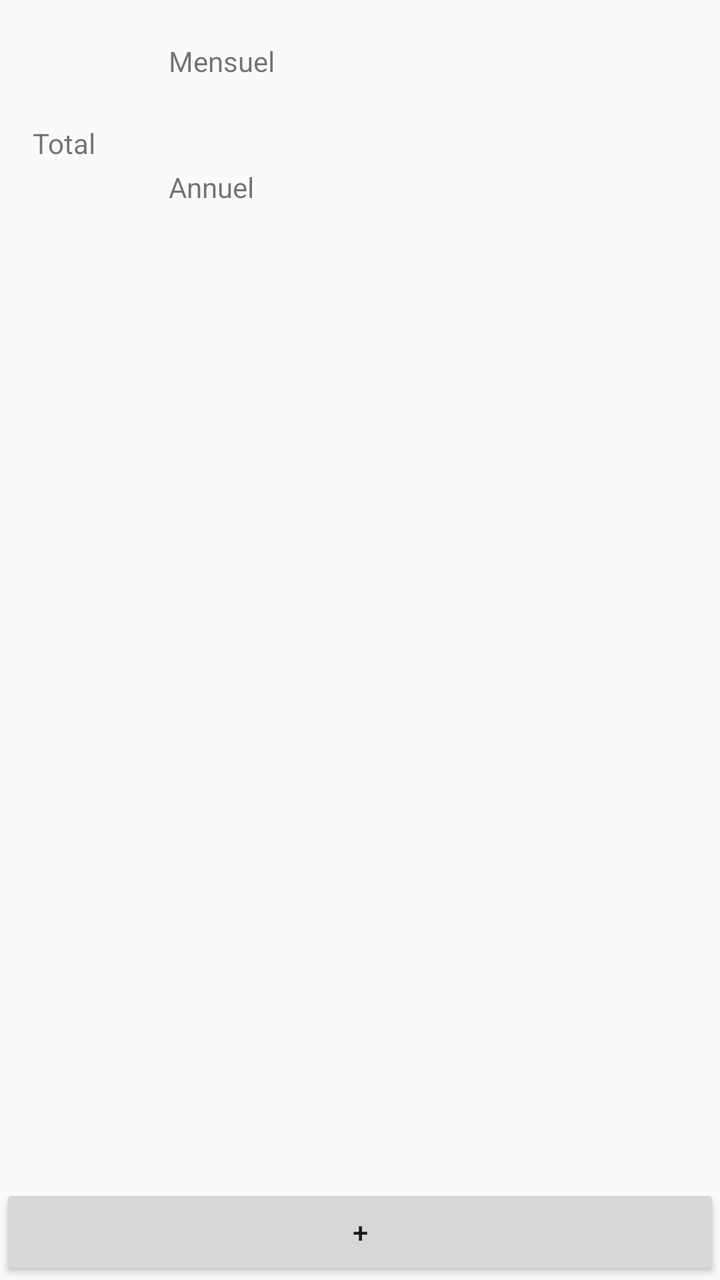
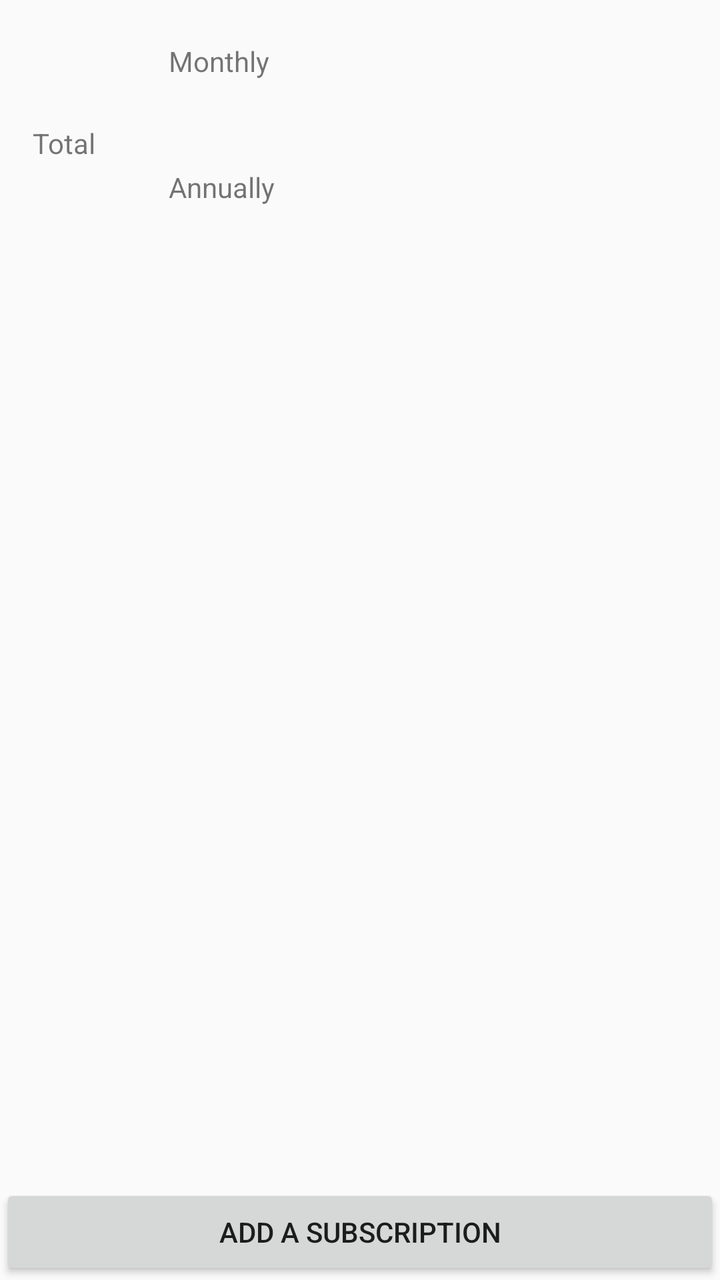

Screens rendered from an Android XML layout before and after an edit, with the pre-edit source and the edit as a unified diff.
<!-- AndroidManifest.xml: application theme AppTheme -->
<!-- res/layout/activity_main.xml -->
<?xml version="1.0" encoding="utf-8"?>
<LinearLayout xmlns:android="http://schemas.android.com/apk/res/android"
    xmlns:tools="http://schemas.android.com/tools"
    android:layout_width="match_parent"
    android:layout_height="match_parent"
    tools:context=".ui.MainActivity"
    android:orientation="vertical">

    <LinearLayout
        android:layout_width="match_parent"
        android:layout_height="wrap_content"
        android:orientation="horizontal">

        <TextView
            android:layout_width="wrap_content"
            android:layout_height="match_parent"
            android:padding="16dp"
            android:gravity="center"
            android:text="@string/total"/>

        <LinearLayout
            android:layout_width="0dp"
            android:layout_height="wrap_content"
            android:padding="16dp"
            android:layout_weight="1"
            android:orientation="vertical">

            <TextView
                android:layout_width="match_parent"
                android:layout_height="wrap_content"
                android:padding="5dp"
                android:text="@string/mensuel"/>

            <TextView
                android:id="@+id/textViewTotMonth"
                android:layout_width="match_parent"
                android:layout_height="wrap_content"
                android:paddingLeft="5dp"
                android:paddingBottom="15dp"/>

            <TextView
                android:layout_width="match_parent"
                android:layout_height="wrap_content"
                android:padding="5dp"
                android:text="@string/annuel"/>

            <TextView
                android:id="@+id/textViewTotYear"
                android:layout_width="match_parent"
                android:layout_height="wrap_content"
                android:paddingLeft="5dp"/>

        </LinearLayout>

    </LinearLayout>

    <ListView
        android:id="@+id/listViewData"
        android:layout_width="match_parent"
        android:layout_height="0dp"
        android:layout_weight="1"/>

    <LinearLayout
        android:layout_width="match_parent"
        android:layout_height="wrap_content"
        android:gravity="bottom"
        android:orientation="vertical">

        <Button
            android:id="@+id/buttonAdd"
            android:layout_width="match_parent"
            android:layout_height="wrap_content"
            android:text="@string/addButton"
            android:onClick="addSubscription"/>

    </LinearLayout>
</LinearLayout>
<!-- resources referenced by this layout -->
<resources>
  <string name="addButton">+</string>
  <string name="annuel">Annuel</string>
  <string name="mensuel">Mensuel</string>
  <string name="total">Total</string>
  <style name="AppTheme" parent="Theme.AppCompat.Light.DarkActionBar">
          
          <item name="colorPrimary">@color/colorPrimary</item>
          <item name="colorPrimaryDark">@color/colorPrimaryDark</item>
          <item name="colorAccent">@color/colorAccent</item>
      </style>
  <color name="colorPrimary">#6200EE</color>
  <color name="colorPrimaryDark">#3700B3</color>
  <color name="colorAccent">#03DAC5</color>
</resources>

<!-- the commit's change to res/layout/activity_main.xml (unified diff, before → after) -->
@@ -29,7 +29,7 @@
                 android:layout_width="match_parent"
                 android:layout_height="wrap_content"
                 android:padding="5dp"
-                android:text="@string/mensuel"/>
+                android:text="@string/monthly"/>
 
             <TextView
                 android:id="@+id/textViewTotMonth"
@@ -42,14 +42,13 @@
                 android:layout_width="match_parent"
                 android:layout_height="wrap_content"
                 android:padding="5dp"
-                android:text="@string/annuel"/>
+                android:text="@string/annually"/>
 
             <TextView
                 android:id="@+id/textViewTotYear"
                 android:layout_width="match_parent"
                 android:layout_height="wrap_content"
                 android:paddingLeft="5dp"/>
-
         </LinearLayout>
 
     </LinearLayout>
@@ -70,7 +69,7 @@
             android:id="@+id/buttonAdd"
             android:layout_width="match_parent"
             android:layout_height="wrap_content"
-            android:text="@string/addButton"
+            android:text="@string/add"
             android:onClick="addSubscription"/>
 
     </LinearLayout>
<!-- resource entries referenced after the edit -->
@@ -1,8 +1,8 @@
 <!-- resources referenced by this layout -->
 <resources>
-  <string name="addButton">+</string>
-  <string name="annuel">Annuel</string>
-  <string name="mensuel">Mensuel</string>
+  <string name="add">Add a subscription</string>
+  <string name="annually">Annually</string>
+  <string name="monthly">Monthly</string>
   <string name="total">Total</string>
   <style name="AppTheme" parent="Theme.AppCompat.Light.DarkActionBar">
           
